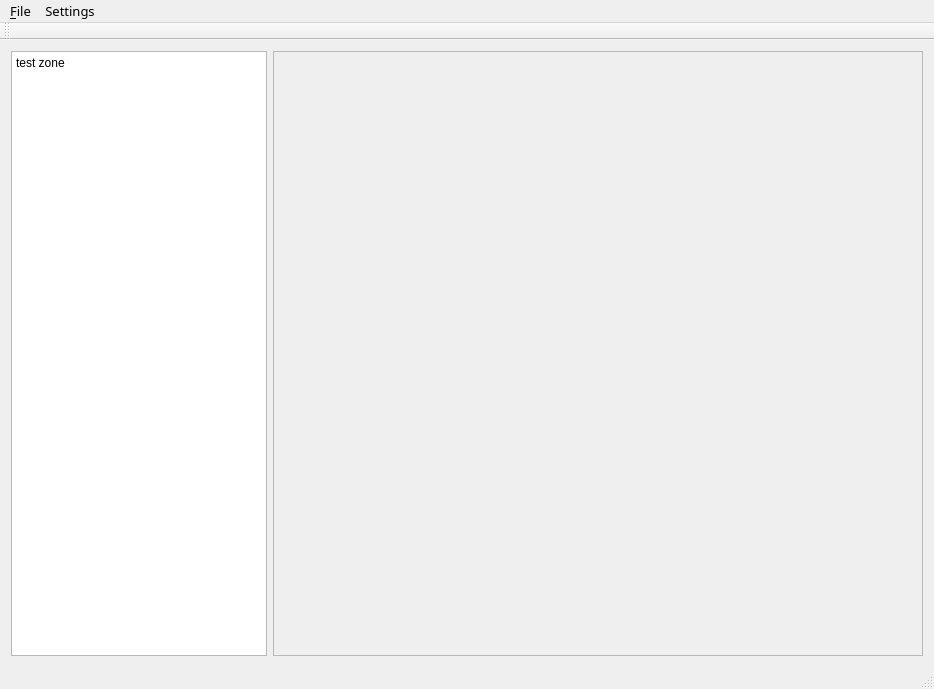
The window that forms/mainwindow.ui (leihui6/osg_qtwidget) describes before a commit, drawn with Qt 5.
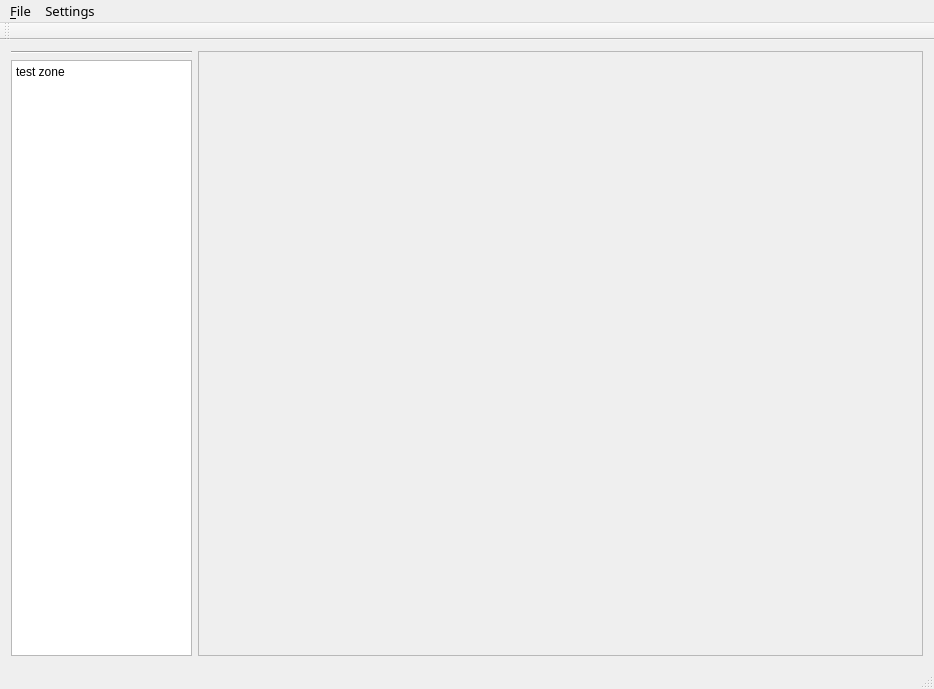
The same window after the commit.

What changed in the file:
```diff
--- a/forms/mainwindow.ui
+++ b/forms/mainwindow.ui
@@ -14,7 +14,7 @@
    <string>MainWindow</string>
   </property>
   <widget class="QWidget" name="centralWidget">
-   <layout class="QGridLayout" name="gridLayout">
+   <layout class="QGridLayout" name="gridLayout" columnstretch="1,4" columnminimumwidth="1,4">
     <item row="0" column="1">
      <layout class="QVBoxLayout" name="verticalLayout">
       <item>
@@ -36,7 +36,17 @@
      </layout>
     </item>
     <item row="0" column="0">
-     <layout class="QVBoxLayout" name="verticalLayout_2">
+     <layout class="QVBoxLayout" name="verticalLayout_2" stretch="5,0,5">
+      <item>
+       <layout class="QVBoxLayout" name="vlayout_control_panel"/>
+      </item>
+      <item>
+       <widget class="Line" name="line">
+        <property name="orientation">
+         <enum>Qt::Horizontal</enum>
+        </property>
+       </widget>
+      </item>
       <item>
        <widget class="QTextEdit" name="textEdit">
         <property name="sizePolicy">
```
